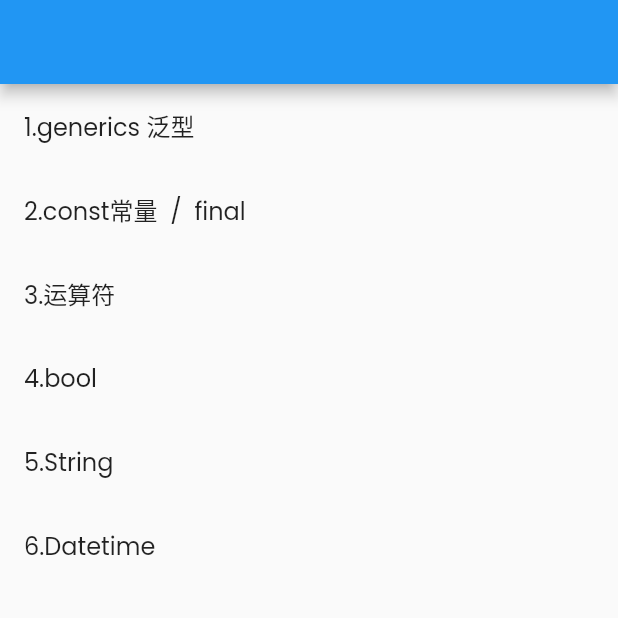
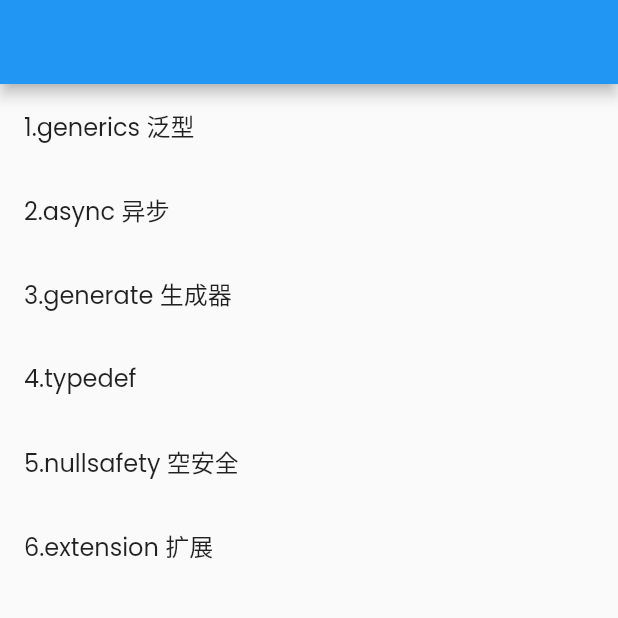
Before and after one commit to Shineforword/lyxy, a Flutter app: the LyProgress screen opened directly, on a phone screen of 412 x 824 dp, the top half of it. Run offline on Flutter 3.47's test engine with Material 2 defaults, Android fonts, the phone set to English and light mode, and no system bars; our stand-ins replace extended_image, flutter_markdown; missing offline and left inert: markdown_syntax_highlighter, wechat_assets_picker; network calls fail.

Commit message:
[dart - 进阶]

```diff
--- a/lib/explore/dart/ly_progress.dart
+++ b/lib/explore/dart/ly_progress.dart
@@ -18,20 +18,24 @@ class LyProgress extends StatelessWidget {
               page:
                   LyxyCodes(mdpwd: "lib/assets/markdown/progress/generics.md")),
           LyxyExploreItem(
-              title: "2.const常量  /  final ",
-              page: LyxyCodes(mdpwd: "lib/assets/markdown/dart/const.md")),
+              title: "2.async 异步 ",
+              page: LyxyCodes(mdpwd: "lib/assets/markdown/progress/async.md")),
           LyxyExploreItem(
-              title: "3.运算符",
-              page: LyxyCodes(mdpwd: "lib/assets/markdown/dart/num.md")),
+              title: "3.generate 生成器",
+              page:
+                  LyxyCodes(mdpwd: "lib/assets/markdown/progress/generate.md")),
           LyxyExploreItem(
-              title: "4.bool",
-              page: LyxyCodes(mdpwd: "lib/assets/markdown/dart/bool.md")),
+              title: "4.typedef",
+              page:
+                  LyxyCodes(mdpwd: "lib/assets/markdown/progress/typedef.md")),
           LyxyExploreItem(
-              title: "5.String",
-              page: LyxyCodes(mdpwd: "lib/assets/markdown/dart/string.md")),
+              title: "5.nullsafety 空安全",
+              page: LyxyCodes(
+                  mdpwd: "lib/assets/markdown/progress/nullsafety.md")),
           LyxyExploreItem(
-              title: "6.Datetime",
-              page: LyxyCodes(mdpwd: "lib/assets/markdown/dart/datetime.md")),
+              title: "6.extension 扩展",
+              page: LyxyCodes(
+                  mdpwd: "lib/assets/markdown/progress/extension.md")),
         ],
       ),
     );
```
Also changed, not shown: 6 other files.
